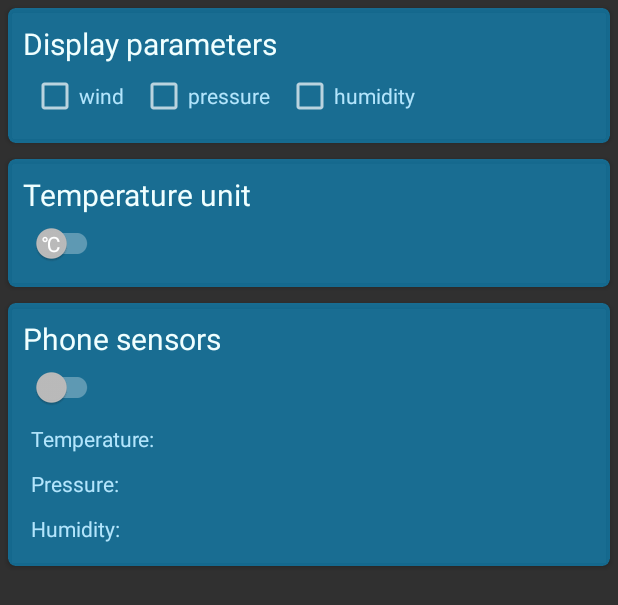
After one commit to dimasan92/WeatherApp, an Android app: the layout screen_settings.xml on its own in the app's theme, with its tools: preview values and no code run, on a phone screen of 412 x 824 dp. The commit adds this screen. Shown: the top 605 px of the screen. Run offline under Robolectric (Android 15) with nearby library versions, the phone set to English and light mode, and no system bars.

Commit message:
add settings layout

```diff
--- /dev/null
+++ b/app/src/main/res/layout/screen_settings.xml
@@ -0,0 +1,205 @@
+<?xml version="1.0" encoding="utf-8"?>
+<ScrollView xmlns:android="http://schemas.android.com/apk/res/android"
+    xmlns:app="http://schemas.android.com/apk/res-auto"
+    xmlns:tools="http://schemas.android.com/tools"
+    android:layout_width="match_parent"
+    android:layout_height="match_parent">
+
+    <LinearLayout
+        android:layout_width="match_parent"
+        android:layout_height="wrap_content"
+        android:orientation="vertical">
+
+        <android.support.v7.widget.CardView
+            android:layout_width="match_parent"
+            android:layout_height="wrap_content"
+            android:layout_margin="@dimen/settings_card_offset"
+            android:elevation="@dimen/settings_card_elevation"
+            app:cardBackgroundColor="@color/colorPrimaryTransparent"
+            app:cardCornerRadius="@dimen/settings_card_corner_radius"
+            tools:targetApi="lollipop">
+
+            <android.support.constraint.ConstraintLayout
+                android:layout_width="wrap_content"
+                android:layout_height="wrap_content"
+                android:padding="@dimen/settings_inner_offset">
+
+                <TextView
+                    android:id="@+id/tv_title_params"
+                    style="@style/SettingsBlockTitleStyle"
+                    android:layout_width="wrap_content"
+                    android:layout_height="wrap_content"
+                    android:text="@string/settings_title_params"
+                    app:layout_constraintStart_toStartOf="parent"
+                    app:layout_constraintTop_toTopOf="parent" />
+
+                <CheckBox
+                    android:id="@+id/cb_wind"
+                    android:layout_width="wrap_content"
+                    android:layout_height="wrap_content"
+                    android:layout_margin="@dimen/settings_offset"
+                    android:text="@string/settings_wind"
+                    style="@style/SettingsInnerTextStyle"
+                    app:layout_constraintBottom_toBottomOf="parent"
+                    app:layout_constraintEnd_toStartOf="@id/cb_pressure"
+                    app:layout_constraintStart_toStartOf="parent"
+                    app:layout_constraintTop_toBottomOf="@id/tv_title_params" />
+
+                <CheckBox
+                    android:id="@+id/cb_pressure"
+                    android:layout_width="wrap_content"
+                    android:layout_height="wrap_content"
+                    android:layout_margin="@dimen/settings_offset"
+                    android:text="@string/settings_pressure"
+                    style="@style/SettingsInnerTextStyle"
+                    app:layout_constraintBottom_toBottomOf="@id/cb_wind"
+                    app:layout_constraintEnd_toStartOf="@id/cb_humidity"
+                    app:layout_constraintStart_toEndOf="@id/cb_wind"
+                    app:layout_constraintTop_toTopOf="@id/cb_wind" />
+
+                <CheckBox
+                    android:id="@+id/cb_humidity"
+                    android:layout_width="wrap_content"
+                    android:layout_height="wrap_content"
+                    android:layout_margin="@dimen/settings_offset"
+                    android:text="@string/settings_humidity"
+                    style="@style/SettingsInnerTextStyle"
+                    app:layout_constraintBottom_toBottomOf="@id/cb_wind"
+                    app:layout_constraintEnd_toEndOf="parent"
+                    app:layout_constraintStart_toEndOf="@id/cb_pressure"
+                    app:layout_constraintTop_toTopOf="@id/cb_wind" />
+            </android.support.constraint.ConstraintLayout>
+        </android.support.v7.widget.CardView>
+
+        <android.support.v7.widget.CardView
+            android:layout_width="match_parent"
+            android:layout_height="wrap_content"
+            android:layout_margin="@dimen/settings_card_offset"
+            android:elevation="@dimen/settings_card_elevation"
+            app:cardBackgroundColor="@color/colorPrimaryTransparent"
+            app:cardCornerRadius="@dimen/settings_card_corner_radius"
+            tools:targetApi="lollipop">
+
+            <LinearLayout
+                android:layout_width="wrap_content"
+                android:layout_height="wrap_content"
+                android:layout_margin="@dimen/settings_inner_offset"
+                android:orientation="vertical">
+
+                <TextView
+                    style="@style/SettingsBlockTitleStyle"
+                    android:layout_width="wrap_content"
+                    android:layout_height="wrap_content"
+                    android:text="@string/settings_title_unit" />
+
+                <android.support.v7.widget.SwitchCompat
+                    android:id="@+id/sw_temp_unit"
+                    android:layout_width="wrap_content"
+                    android:layout_height="wrap_content"
+                    android:layout_margin="@dimen/settings_offset"
+                    android:textOff="@string/unit_cel"
+                    android:textOn="@string/unit_fah"
+                    app:showText="true" />
+            </LinearLayout>
+        </android.support.v7.widget.CardView>
+
+        <android.support.v7.widget.CardView
+            android:layout_width="match_parent"
+            android:layout_height="wrap_content"
+            android:layout_margin="@dimen/settings_card_offset"
+            android:elevation="@dimen/settings_card_elevation"
+            app:cardBackgroundColor="@color/colorPrimaryTransparent"
+            app:cardCornerRadius="@dimen/settings_card_corner_radius"
+            tools:targetApi="lollipop">
+
+            <android.support.constraint.ConstraintLayout
+                android:layout_width="match_parent"
+                android:layout_height="wrap_content"
+                android:animateLayoutChanges="true"
+                android:padding="@dimen/settings_inner_offset">
+
+                <TextView
+                    android:id="@+id/tv_title_sensors"
+                    style="@style/SettingsBlockTitleStyle"
+                    android:layout_width="wrap_content"
+                    android:layout_height="wrap_content"
+                    android:text="@string/settings_title_sens"
+                    app:layout_constraintBottom_toTopOf="@id/sw_show_sensors"
+                    app:layout_constraintStart_toStartOf="parent"
+                    app:layout_constraintTop_toTopOf="parent" />
+
+                <android.support.v7.widget.SwitchCompat
+                    android:id="@+id/sw_show_sensors"
+                    android:layout_width="wrap_content"
+                    android:layout_height="wrap_content"
+                    android:layout_margin="@dimen/settings_offset"
+                    app:layout_constraintBottom_toTopOf="@id/tv_title_sens_temp"
+                    app:layout_constraintStart_toStartOf="parent"
+                    app:layout_constraintTop_toBottomOf="@id/tv_title_sensors" />
+
+                <TextView
+                    android:id="@+id/tv_title_sens_temp"
+                    android:layout_width="wrap_content"
+                    android:layout_height="wrap_content"
+                    android:layout_margin="@dimen/settings_offset"
+                    style="@style/SettingsInnerTextStyle"
+                    android:text="@string/title_temperature"
+                    app:layout_constraintBottom_toTopOf="@id/tv_title_sens_press"
+                    app:layout_constraintStart_toStartOf="parent"
+                    app:layout_constraintTop_toBottomOf="@id/sw_show_sensors" />
+
+                <TextView
+                    android:id="@+id/tv_val_sens_temp"
+                    android:layout_width="wrap_content"
+                    android:layout_height="wrap_content"
+                    android:layout_margin="@dimen/settings_offset"
+                    style="@style/SettingsInnerTextStyle"
+                    app:layout_constraintBottom_toBottomOf="@id/tv_title_sens_temp"
+                    app:layout_constraintEnd_toEndOf="parent"
+                    app:layout_constraintTop_toTopOf="@id/tv_title_sens_temp" />
+
+                <TextView
+                    android:id="@+id/tv_title_sens_press"
+                    android:layout_width="wrap_content"
+                    android:layout_height="wrap_content"
+                    style="@style/SettingsInnerTextStyle"
+                    android:layout_margin="@dimen/settings_offset"
+                    android:text="@string/title_pressure"
+                    app:layout_constraintBottom_toTopOf="@id/tv_title_sens_hum"
+                    app:layout_constraintStart_toStartOf="parent"
+                    app:layout_constraintTop_toBottomOf="@id/tv_title_sens_temp" />
+
+                <TextView
+                    android:id="@+id/tv_val_sens_press"
+                    android:layout_width="wrap_content"
+                    android:layout_height="wrap_content"
+                    android:layout_margin="@dimen/settings_offset"
+                    style="@style/SettingsInnerTextStyle"
+                    app:layout_constraintBottom_toBottomOf="@id/tv_title_sens_press"
+                    app:layout_constraintEnd_toEndOf="parent"
+                    app:layout_constraintTop_toTopOf="@id/tv_title_sens_press" />
+
+                <TextView
+                    android:id="@+id/tv_title_sens_hum"
+                    android:layout_width="wrap_content"
+                    android:layout_height="wrap_content"
+                    style="@style/SettingsInnerTextStyle"
+                    android:layout_margin="@dimen/settings_offset"
+                    android:text="@string/title_humidity"
+                    app:layout_constraintBottom_toTopOf="parent"
+                    app:layout_constraintStart_toStartOf="parent"
+                    app:layout_constraintTop_toBottomOf="@id/tv_title_sens_press" />
+
+                <TextView
+                    android:id="@+id/tv_val_sens_hum"
+                    android:layout_width="wrap_content"
+                    android:layout_height="wrap_content"
+                    style="@style/SettingsInnerTextStyle"
+                    android:layout_margin="@dimen/settings_offset"
+                    app:layout_constraintBottom_toBottomOf="@id/tv_title_sens_hum"
+                    app:layout_constraintEnd_toEndOf="parent"
+                    app:layout_constraintTop_toTopOf="@id/tv_title_sens_hum" />
+            </android.support.constraint.ConstraintLayout>
+        </android.support.v7.widget.CardView>
+    </LinearLayout>
+</ScrollView>
--- a/app/src/main/res/values/dimens.xml
+++ b/app/src/main/res/values/dimens.xml
@@ -16,6 +16,8 @@
     <dimen name="item_city_name_text_size">20sp</dimen>
     <dimen name="item_city_coord_text_size">12sp</dimen>
     <dimen name="search_city_text_size">18sp</dimen>
+    <dimen name="settings_block_title_text_size">20sp</dimen>
+    <dimen name="settings_inner_text_size">14sp</dimen>
 
     <dimen name="appbar_title_offset">10dp</dimen>
     <dimen name="appbar_subtitle_offset">10dp</dimen>
@@ -23,6 +25,7 @@
     <dimen name="params_offset">10dp</dimen>
     <dimen name="title_param_offset">10dp</dimen>
     <dimen name="search_city_offset">10dp</dimen>
+    <dimen name="settings_offset">5dp</dimen>
 
     <dimen name="item_forecast_elevation">10dp</dimen>
     <dimen name="item_forecast_offset">5dp</dimen>
@@ -30,6 +33,12 @@
     <dimen name="item_city_offset">5dp</dimen>
     <dimen name="item_city_elevation">10dp</dimen>
     <dimen name="item_city_corner_radius">5dp</dimen>
+
+    <dimen name="settings_card_elevation">10dp</dimen>
+    <dimen name="settings_card_offset">5dp</dimen>
+    <dimen name="settings_card_corner_radius">5dp</dimen>
+    <dimen name="settings_inner_offset">10dp</dimen>
+
 
     <dimen name="sensor_dialog_margin_hor">10dp</dimen>
     <dimen name="sensor_dialog_margin_ver">10dp</dimen>
--- a/app/src/main/res/values/strings.xml
+++ b/app/src/main/res/values/strings.xml
@@ -5,9 +5,21 @@
     <string name="navigation_home">Home</string>
     <string name="navigation_settings">Settings</string>
 
+    <string name="settings_title_params">Display parameters</string>
+    <string name="settings_title_unit">Temperature unit</string>
+    <string name="settings_title_sens">Phone sensors</string>
+
+    <string name="title_wind">Wind:</string>
     <string name="title_pressure">Pressure:</string>
     <string name="title_humidity">Humidity:</string>
     <string name="title_temperature">Temperature:</string>
+    <string name="settings_wind">wind</string>
+    <string name="settings_pressure">pressure</string>
+    <string name="settings_humidity">humidity</string>
+
+    <string name="unit_cel">&#8451;</string>
+    <string name="unit_fah">&#8457;</string>
+
 
     <string name="city_name_request">Enter the city</string>
     <string name="empty_cities_list">The list of saved cities is empty</string>
@@ -15,6 +27,7 @@
     <string name="toolbar_title_favorites">Cities</string>
     <string name="toolbar_title_settings">Settings</string>
 
+    <string name="coordinate_string">lat: %1$.2f, lon: %2$.2f</string>
 
 
     <string name="incorrect_city_name">Enter the name of the city!</string>
--- a/app/src/main/res/values/styles.xml
+++ b/app/src/main/res/values/styles.xml
@@ -28,7 +28,6 @@
     <style name="AppBackgroundStyle">
         <item name="android:scaleType">centerCrop</item>
     </style>
-
 
     <style name="CurrentTemperatureStyle">
         <item name="android:textSize">@dimen/current_temp_text_size</item>
@@ -75,6 +74,15 @@
         <item name="android:textColor">@color/colorAzure</item>
     </style>
 
+    <style name="SettingsBlockTitleStyle">
+        <item name="android:textColor">@color/colorAzure</item>
+        <item name="android:textSize">@dimen/settings_block_title_text_size</item>
+    </style>
+
+    <style name="SettingsInnerTextStyle">
+        <item name="android:textColor">@color/colorPrimaryLight</item>
+        <item name="android:textSize">@dimen/settings_inner_text_size</item>
+    </style>
 
 
     <style name="TinyLightText">
```
Also changed, not shown: 1 other file.
